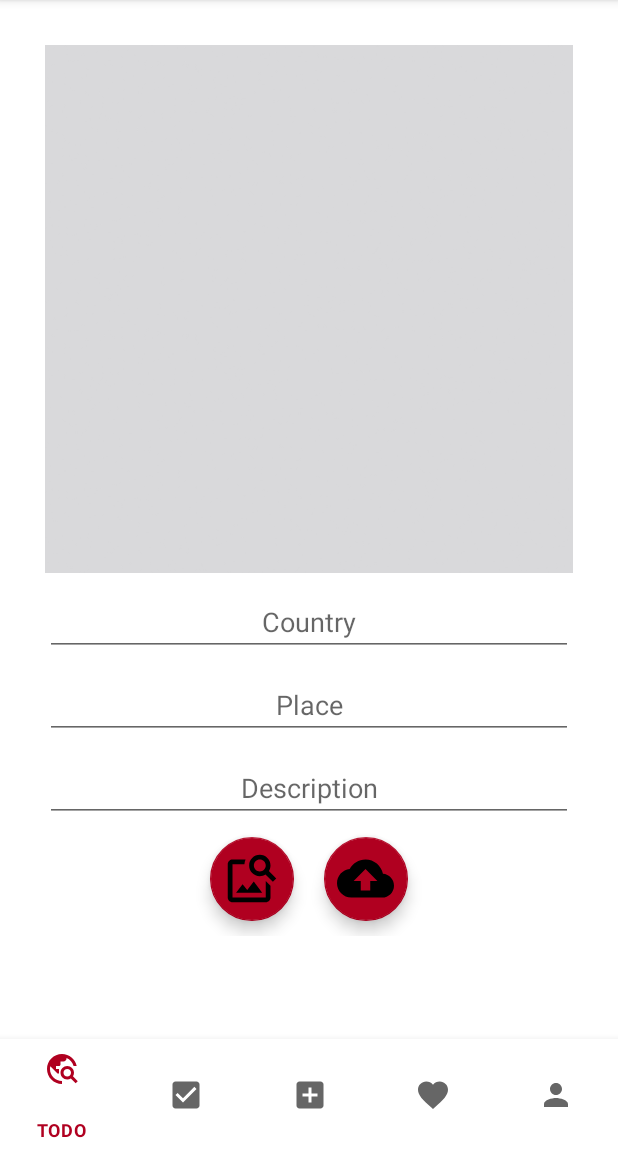
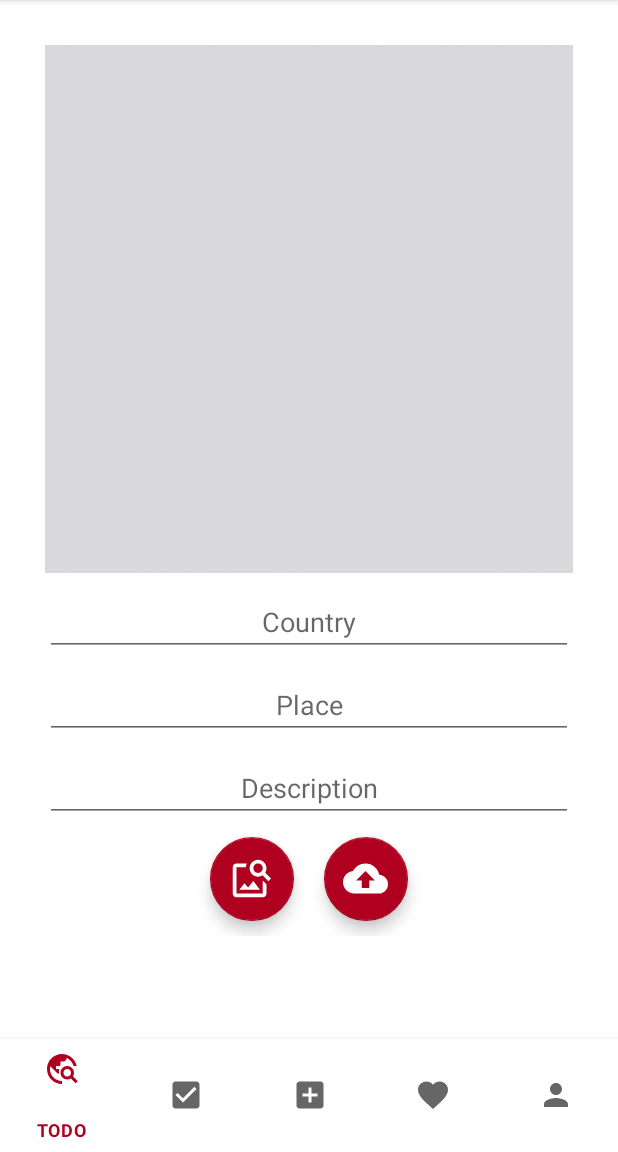
Before and after one commit to up201606615/BucketList, an Android app: the fragment AddFragment placed in its activity, on a phone screen of 412 x 824 dp, the part 84-1236 px from its top. Run offline under Robolectric (Android 15) with nearby library versions, the phone set to English and light mode, and no system bars; our stand-ins replace Firebase (no records; nobody signed in at launch, a user with empty details on screens opened directly), Picasso.

Commit message:
Adjusted floating buttons

```diff
--- a/app/src/main/res/drawable/ic_choose.xml
+++ b/app/src/main/res/drawable/ic_choose.xml
@@ -6,7 +6,7 @@
     android:viewportHeight="24">
 
     <path
-        android:fillColor="@android:color/white"
+        android:fillColor="#FFFFFFFF"
         android:pathData="M18,13v7L4,20L4,6h5.02c0.05,-0.71 0.22,-1.38 0.48,-2L4,4c-1.1,0 -2,0.9 -2,2v14c0,1.1 0.9,2 2,2h14c1.1,0 2,-0.9 2,-2v-5l-2,-2zM16.5,18h-11l2.75,-3.53 1.96,2.36 2.75,-3.54zM19.3,8.89c0.44,-0.7 0.7,-1.51 0.7,-2.39C20,4.01 17.99,2 15.5,2S11,4.01 11,6.5s2.01,4.5 4.49,4.5c0.88,0 1.7,-0.26 2.39,-0.7L21,13.42 22.42,12 19.3,8.89zM15.5,9C14.12,9 13,7.88 13,6.5S14.12,4 15.5,4 18,5.12 18,6.5 16.88,9 15.5,9z"
         tools:ignore="VectorRaster" />
 </vector>
--- a/app/src/main/res/drawable/ic_upload.xml
+++ b/app/src/main/res/drawable/ic_upload.xml
@@ -6,7 +6,7 @@
     android:viewportHeight="24">
 
     <path
-        android:fillColor="@android:color/white"
+        android:fillColor="#FFFFFFFF"
         android:pathData="M19.35,10.04C18.67,6.59 15.64,4 12,4 9.11,4 6.6,5.64 5.35,8.04 2.34,8.36 0,10.91 0,14c0,3.31 2.69,6 6,6h13c2.76,0 5,-2.24 5,-5 0,-2.64 -2.05,-4.78 -4.65,-4.96zM14,13v4h-4v-4H7l5,-5 5,5h-3z"
         tools:ignore="VectorRaster" />
 </vector>
--- a/app/src/main/res/layout/layout_add_place.xml
+++ b/app/src/main/res/layout/layout_add_place.xml
@@ -62,9 +62,10 @@
                 android:clickable="true"
                 app:backgroundTint="@color/design_default_color_error"
                 android:src="@drawable/ic_choose"
+                app:tint="@color/white"
                 android:layout_margin="10dp"
                 android:scaleType="center"
-                app:maxImageSize="38dp"
+                app:maxImageSize="30dp"
                 android:focusable="true"
                 android:contentDescription="@string/choose_button" />
 
@@ -77,7 +78,8 @@
                 app:backgroundTint="@color/design_default_color_error"
                 android:src="@drawable/ic_upload"
                 android:scaleType="center"
-                app:maxImageSize="38dp"
+                app:tint="@color/white"
+                app:maxImageSize="30dp"
                 android:focusable="true"
                 android:contentDescription="@string/upload_button"/>
 
```
